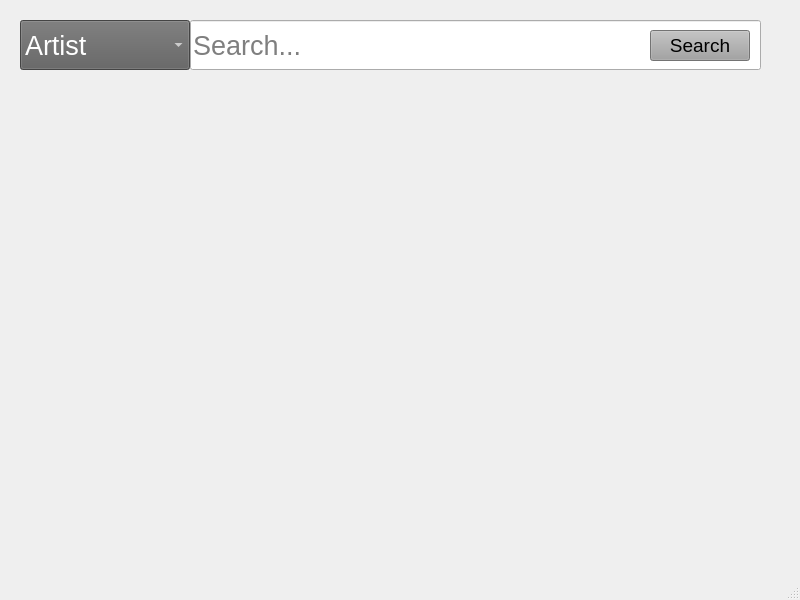
Old version of the form searchwindow.ui in the repository OctoBrownie/SEProject.
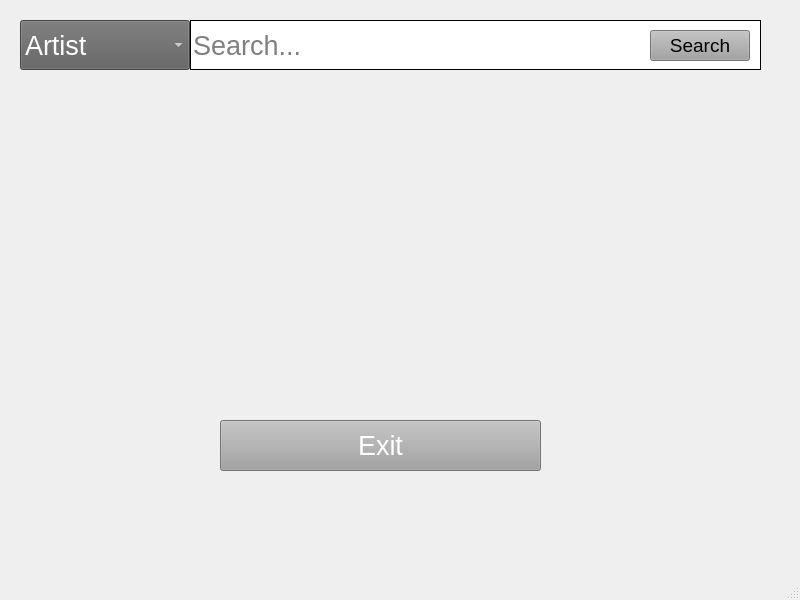
New version of the form.

Diff of the .ui file:
```diff
--- a/searchwindow.ui
+++ b/searchwindow.ui
@@ -34,6 +34,11 @@
       <pointsize>20</pointsize>
      </font>
     </property>
+    <property name="styleSheet">
+     <string notr="true">background-color: #FFFFFF;
+border: 1px solid black;
+border-radius: 50%;</string>
+    </property>
     <property name="placeholderText">
      <string>Search...</string>
     </property>
@@ -112,6 +117,27 @@
      <string>Search</string>
     </property>
    </widget>
+   <widget class="QPushButton" name="pushButton">
+    <property name="geometry">
+     <rect>
+      <x>220</x>
+      <y>420</y>
+      <width>321</width>
+      <height>51</height>
+     </rect>
+    </property>
+    <property name="font">
+     <font>
+      <pointsize>20</pointsize>
+     </font>
+    </property>
+    <property name="styleSheet">
+     <string notr="true">background-color:rgb(161,161,161);color:white;</string>
+    </property>
+    <property name="text">
+     <string>Exit</string>
+    </property>
+   </widget>
   </widget>
   <widget class="QStatusBar" name="statusbar"/>
  </widget>
```
Left out of the diff: 9 changed lines with no effect on the pictures.
